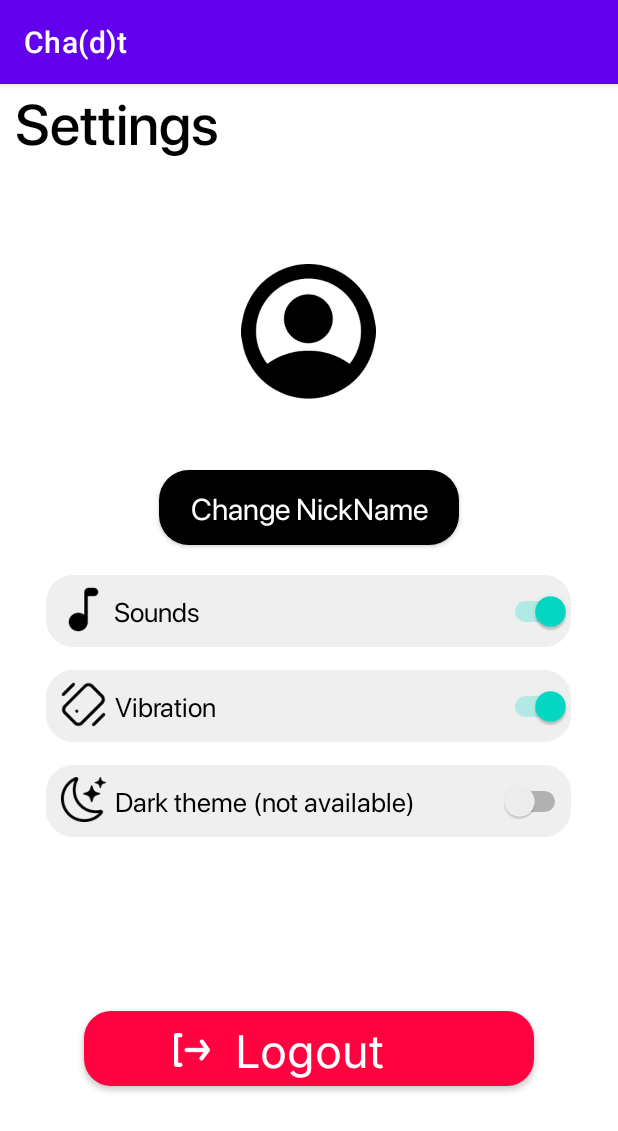
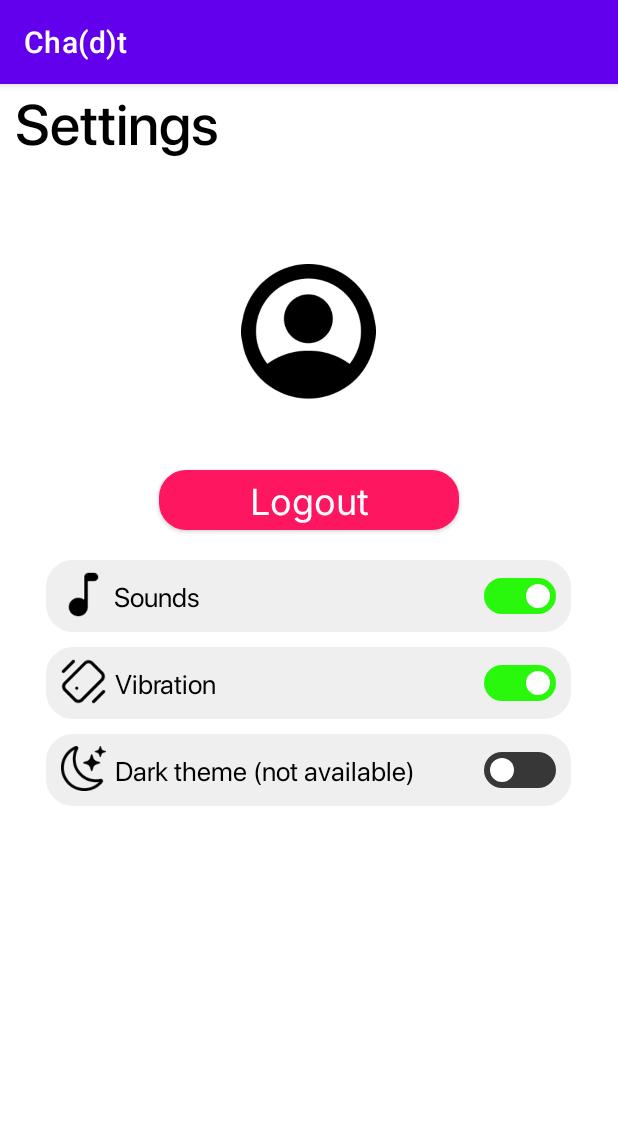
Before and after one commit to CpedniyNikon/OnlineMessenger, an Android app: the fragment SettingsActivity shown on its own in the app's theme, on a phone screen of 412 x 824 dp. Shown: the top 1131 px of the screen. Run offline under Robolectric (Android 15) with nearby library versions, the phone set to English and light mode, and no system bars.

Commit message:
everything commit

```diff
--- a/app/src/main/java/com/example/chadt/Fragments/SettingsActivity.java
+++ b/app/src/main/java/com/example/chadt/Fragments/SettingsActivity.java
@@ -4,6 +4,7 @@ import android.content.Intent;
 import android.os.Bundle;
 
 import androidx.annotation.Nullable;
+import androidx.appcompat.widget.SwitchCompat;
 import androidx.fragment.app.Fragment;
 
 import android.view.LayoutInflater;
@@ -23,7 +24,6 @@ public class SettingsActivity extends Fragment {
     @Override
     public View onCreateView(LayoutInflater inflater, ViewGroup container,
                              Bundle savedInstanceState) {
-        // Inflate the layout for this fragment
         return inflater.inflate(R.layout.settings_activity, container, false);
     }
 
@@ -36,27 +36,23 @@ public class SettingsActivity extends Fragment {
             getActivity().finish();
             startActivity(new Intent(getActivity(), AuthorizationActivity.class));
         });
-        Switch soundButton = (Switch) getView().findViewById(R.id.soundToggleButton);
+        SwitchCompat soundButton = (SwitchCompat) getView().findViewById(R.id.soundToggleButton);
         soundButton.setOnCheckedChangeListener(new CompoundButton.OnCheckedChangeListener() {
             public void onCheckedChanged(CompoundButton buttonView, boolean isChecked) {
                 if (isChecked) {
                     GLOBALVALUES.Sounds = true;
-                    // The toggle is enabled
                 } else {
                     GLOBALVALUES.Sounds = false;
-                    // The toggle is disabled
                 }
             }
         });
-        Switch vibrationButton = (Switch) getView().findViewById(R.id.vibrationToggleButton);
+        SwitchCompat vibrationButton = (SwitchCompat) getView().findViewById(R.id.vibrationToggleButton);
         vibrationButton.setOnCheckedChangeListener(new CompoundButton.OnCheckedChangeListener() {
             public void onCheckedChanged(CompoundButton buttonView, boolean isChecked) {
                 if (isChecked) {
                     GLOBALVALUES.Vibration = true;
-                    // The toggle is enabled
                 } else {
                     GLOBALVALUES.Vibration = false;
-                    // The toggle is disabled
                 }
             }
         });
--- a/app/src/main/java/com/example/chadt/GlobalVariables/CONSTANTS.java
+++ b/app/src/main/java/com/example/chadt/GlobalVariables/CONSTANTS.java
@@ -1,5 +1,5 @@
 package com.example.chadt.GlobalVariables;
 
 public class CONSTANTS {
-    public static String ipAddress = "192.168.0.165";
+    public static String ipAddress = "192.168.43.98";
 }
--- /dev/null
+++ b/app/src/main/res/drawable/custom_thumb.xml
@@ -0,0 +1,10 @@
+<?xml version="1.0" encoding="utf-8"?>
+<selector xmlns:android="http://schemas.android.com/apk/res/android">
+
+    <item android:state_checked="false"
+        android:drawable="@drawable/switch_thumb"/>
+
+    <item android:state_checked="true"
+        android:drawable="@drawable/switch_thumb"/>
+
+</selector>
--- /dev/null
+++ b/app/src/main/res/drawable/custom_track.xml
@@ -0,0 +1,17 @@
+<?xml version="1.0" encoding="utf-8"?>
+<selector xmlns:android="http://schemas.android.com/apk/res/android">
+
+    <item android:state_checked="false">
+        <shape android:shape="rectangle">
+            <solid android:color="#373737"/>
+            <corners android:radius="100sp"/>
+        </shape>
+    </item>
+
+    <item android:state_checked="true">
+        <shape android:shape="rectangle">
+            <solid android:color="#29F80C"/>      <!--color name="color_green">#3bd391</color-->
+            <corners android:radius="100sp"/>
+        </shape>
+    </item>
+</selector>
--- /dev/null
+++ b/app/src/main/res/drawable/ic_baseline.xml
@@ -0,0 +1,10 @@
+<vector
+    android:tint="#FF0000"
+
+    android:viewportHeight="24"
+    android:viewportWidth="24"
+    android:height="8dp"
+    android:width="8dp"
+    xmlns:android="http://schemas.android.com/apk/res/android">
+    <path android:fillColor="@android:color/white"/>
+</vector>
--- a/app/src/main/res/drawable/logout_holder.xml
+++ b/app/src/main/res/drawable/logout_holder.xml
@@ -2,7 +2,7 @@
     <item>
         <shape>
             <corners android:radius="18dp" />
-            <solid android:color="#ff023f" />
+            <solid android:color="#FF1661" />
         </shape>
     </item>
 </selector>
--- a/app/src/main/res/drawable/switch_button_style.xml
+++ /dev/null
@@ -1,3 +0,0 @@
-<?xml version="1.0" encoding="utf-8"?>
-<layer-list xmlns:android="http://schemas.android.com/apk/res/android">
-</layer-list>
--- /dev/null
+++ b/app/src/main/res/drawable/switch_thumb.xml
@@ -0,0 +1,23 @@
+<?xml version="1.0" encoding="utf-8"?>
+<layer-list xmlns:android="http://schemas.android.com/apk/res/android">
+
+    <item
+        android:bottom="4dp"
+        android:top="4dp"
+        android:left="4dp"
+        android:right="4dp">
+
+        <shape android:shape="oval">
+            <solid android:color="#FFFFFF"/>
+            <size android:height="3dp"
+                android:width="3dp"/>
+        </shape>
+    </item>
+
+    <item android:drawable="@drawable/ic_baseline"
+        android:bottom="8dp"
+        android:top="8dp"
+        android:left="8dp"
+        android:right="8dp"/>
+
+</layer-list>
--- a/app/src/main/res/layout/general_chat_activity.xml
+++ b/app/src/main/res/layout/general_chat_activity.xml
@@ -71,8 +71,8 @@
             android:fontFamily="@font/inter_medium"
             android:hint="Message..."
             android:paddingStart="20dp"
+            android:textColor="@color/black"
             android:textColorHint="@color/chatHint"
-            android:textColor="@color/black"
             android:textSize="20dp"
             tools:ignore="RtlSymmetry" />
 
--- a/app/src/main/res/layout/settings_activity.xml
+++ b/app/src/main/res/layout/settings_activity.xml
@@ -43,26 +43,12 @@
             android:textColor="@color/black"
             android:textSize="20sp" />
 
-        <androidx.appcompat.widget.AppCompatButton
-            android:id="@+id/editNickName"
-            android:layout_width="200dp"
-            android:layout_height="50dp"
-            android:layout_below="@id/YourNick"
-            android:layout_centerHorizontal="true"
-            android:layout_marginTop="10dp"
-            android:adjustViewBounds="true"
-            android:background="@drawable/edit_nickname_button"
-            android:fontFamily="@font/sf_pro_display_regular"
-            android:text="Change NickName"
-            android:textAllCaps="false"
-            android:textColor="@color/white"
-            android:textSize="20sp" />
 
         <ImageView
             android:id="@+id/soundHolder"
             android:layout_width="350dp"
             android:layout_height="48dp"
-            android:layout_below="@id/editNickName"
+            android:layout_below="@id/logout"
             android:layout_centerHorizontal="true"
             android:layout_marginTop="20dp"
             android:background="@drawable/settings_holder_button"
@@ -99,7 +85,7 @@
             android:layout_height="48dp"
             android:layout_below="@id/soundHolder"
             android:layout_centerHorizontal="true"
-            android:layout_marginTop="15dp"
+            android:layout_marginTop="10dp"
             android:background="@drawable/settings_holder_button"
             android:fontFamily="@font/sf_pro_display_regular"
             tools:ignore="SpeakableTextPresentCheck" />
@@ -107,10 +93,10 @@
         <TextView
             android:layout_width="wrap_content"
             android:layout_height="wrap_content"
-            android:layout_toEndOf="@id/vibrationIcon"
             android:layout_alignTop="@id/vibrationHolder"
             android:layout_alignBottom="@id/vibrationHolder"
             android:layout_marginStart="5dp"
+            android:layout_toEndOf="@id/vibrationIcon"
             android:fontFamily="@font/sf_pro_display_regular"
             android:gravity="center"
             android:text="Vibration"
@@ -135,7 +121,7 @@
             android:layout_height="48dp"
             android:layout_below="@id/vibrationHolder"
             android:layout_centerHorizontal="true"
-            android:layout_marginTop="15dp"
+            android:layout_marginTop="10dp"
             android:background="@drawable/settings_holder_button" />
 
         <TextView
@@ -164,56 +150,57 @@
 
         <androidx.appcompat.widget.AppCompatButton
             android:id="@+id/logout"
-            android:layout_width="300dp"
-            android:layout_height="50dp"
-            android:layout_alignParentBottom="true"
+            android:layout_width="200dp"
+            android:layout_height="40dp"
+            android:layout_below="@id/YourNick"
             android:layout_centerHorizontal="true"
-            android:layout_marginBottom="100dp"
+            android:layout_marginTop="10dp"
             android:background="@drawable/logout_holder"
             android:fontFamily="@font/inter_regular"
             android:gravity="center"
             android:text="Logout"
             android:textAllCaps="false"
             android:textColor="@color/white"
-            android:textSize="30sp" />
+            android:textSize="24sp" />
 
-        <ImageView
-            android:layout_width="24dp"
-            android:layout_height="24dp"
-            android:layout_alignStart="@id/logout"
-            android:layout_alignBottom="@id/logout"
-            android:layout_marginStart="60dp"
-            android:layout_marginBottom="12dp"
-            android:elevation="100dp"
-            android:src="@drawable/logout_icon" />
-
-        <Switch
+        <androidx.appcompat.widget.SwitchCompat
             android:id="@+id/soundToggleButton"
             android:layout_width="wrap_content"
             android:layout_height="wrap_content"
             android:layout_alignTop="@id/soundHolder"
             android:layout_alignEnd="@id/soundHolder"
             android:layout_alignBottom="@id/soundHolder"
+            android:layout_marginEnd="10dp"
             android:checked="true"
+            android:gravity="center"
+            android:thumb="@drawable/custom_thumb"
+            app:track="@drawable/custom_track"
             tools:ignore="UseSwitchCompatOrMaterialXml" />
 
-        <Switch
+        <androidx.appcompat.widget.SwitchCompat
             android:id="@+id/vibrationToggleButton"
             android:layout_width="wrap_content"
             android:layout_height="wrap_content"
             android:layout_alignTop="@id/vibrationHolder"
-            android:checked="true"
             android:layout_alignEnd="@id/vibrationHolder"
             android:layout_alignBottom="@id/vibrationHolder"
+            android:layout_marginEnd="10dp"
+            android:checked="true"
+            android:thumb="@drawable/custom_thumb"
+            app:track="@drawable/custom_track"
             tools:ignore="UseSwitchCompatOrMaterialXml" />
-        <Switch
+
+        <androidx.appcompat.widget.SwitchCompat
             android:id="@+id/themeToggleButton"
             android:layout_width="wrap_content"
             android:layout_height="wrap_content"
             android:layout_alignTop="@id/themeHolder"
             android:layout_alignEnd="@id/themeHolder"
+            android:layout_alignBottom="@id/themeHolder"
+            android:layout_marginEnd="10dp"
             android:gravity="center"
-            android:layout_alignBottom="@id/themeHolder"
+            android:thumb="@drawable/custom_thumb"
+            app:track="@drawable/custom_track"
             tools:ignore="UseSwitchCompatOrMaterialXml" />
     </RelativeLayout>
 </androidx.constraintlayout.widget.ConstraintLayout>
```
Also changed, not shown: app/src/main/java/com/example/chadt/AuthorizationCode/AuthorizationActivity.java (+3 -4 lines), app/src/main/java/com/example/chadt/Fragments/GeneralChatActivity.java (+32 -10 lines), app/src/main/java/com/example/chadt/MenuCode/MenuActivity.java (+2 -22 lines), app/src/main/java/com/example/chadt/ReceivingTasks/MessageReceiver.java (+33 -8 lines), app/src/main/java/com/example/chadt/SendingTasks/UserListGetter.java (deleted, +0 -55 lines), app/src/main/res/layout/autorization_activity.xml (+3 -4 lines), app/src/main/res/drawable/authorization_logo.png.
